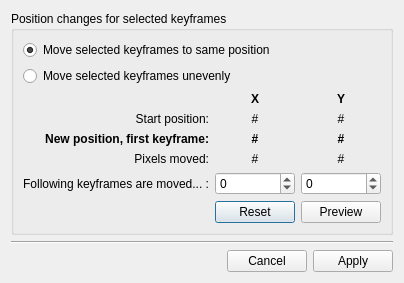
davidlamhauge/pencil, file app/ui/positiontransformdialog.ui: the form before one commit.
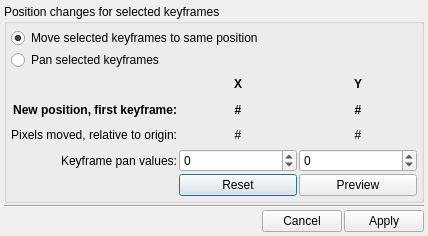
The form after the commit.

Commit message: Removed Start Position from Ui

The edit to the form file:
```diff
--- a/app/ui/positiontransformdialog.ui
+++ b/app/ui/positiontransformdialog.ui
@@ -6,20 +6,50 @@
    <rect>
     <x>0</x>
     <y>0</y>
-    <width>400</width>
-    <height>271</height>
+    <width>428</width>
+    <height>236</height>
    </rect>
   </property>
   <property name="windowTitle">
    <string>Position transform frame(-s)</string>
   </property>
   <layout class="QVBoxLayout" name="verticalLayout_2">
+   <property name="spacing">
+    <number>2</number>
+   </property>
+   <property name="leftMargin">
+    <number>4</number>
+   </property>
+   <property name="topMargin">
+    <number>4</number>
+   </property>
+   <property name="rightMargin">
+    <number>4</number>
+   </property>
+   <property name="bottomMargin">
+    <number>4</number>
+   </property>
    <item>
     <widget class="QGroupBox" name="groupBox">
      <property name="title">
       <string>Position changes for selected keyframes</string>
      </property>
      <layout class="QVBoxLayout" name="verticalLayout">
+      <property name="spacing">
+       <number>2</number>
+      </property>
+      <property name="leftMargin">
+       <number>4</number>
+      </property>
+      <property name="topMargin">
+       <number>4</number>
+      </property>
+      <property name="rightMargin">
+       <number>4</number>
+      </property>
+      <property name="bottomMargin">
+       <number>4</number>
+      </property>
       <item>
        <widget class="QRadioButton" name="rbEvenlyPosition">
         <property name="text">
@@ -33,165 +63,13 @@
       <item>
        <widget class="QRadioButton" name="rbUnevenlyPosition">
         <property name="text">
-         <string>Move selected keyframes unevenly</string>
+         <string>Pan selected keyframes</string>
         </property>
        </widget>
       </item>
       <item>
        <layout class="QGridLayout" name="gridLayout">
-        <item row="0" column="1">
-         <widget class="QLabel" name="labX">
-          <property name="font">
-           <font>
-            <weight>75</weight>
-            <bold>true</bold>
-           </font>
-          </property>
-          <property name="text">
-           <string>X</string>
-          </property>
-          <property name="alignment">
-           <set>Qt::AlignCenter</set>
-          </property>
-         </widget>
-        </item>
-        <item row="0" column="2">
-         <widget class="QLabel" name="labY">
-          <property name="font">
-           <font>
-            <weight>75</weight>
-            <bold>true</bold>
-           </font>
-          </property>
-          <property name="text">
-           <string>Y</string>
-          </property>
-          <property name="alignment">
-           <set>Qt::AlignCenter</set>
-          </property>
-         </widget>
-        </item>
-        <item row="1" column="0">
-         <widget class="QLabel" name="labStart">
-          <property name="font">
-           <font>
-            <weight>50</weight>
-            <bold>false</bold>
-           </font>
-          </property>
-          <property name="text">
-           <string>Start position:</string>
-          </property>
-          <property name="alignment">
-           <set>Qt::AlignRight|Qt::AlignTrailing|Qt::AlignVCenter</set>
-          </property>
-         </widget>
-        </item>
-        <item row="1" column="1">
-         <widget class="QLabel" name="labStartX">
-          <property name="text">
-           <string>#</string>
-          </property>
-          <property name="alignment">
-           <set>Qt::AlignCenter</set>
-          </property>
-         </widget>
-        </item>
-        <item row="1" column="2">
-         <widget class="QLabel" name="labStartY">
-          <property name="text">
-           <string>#</string>
-          </property>
-          <property name="alignment">
-           <set>Qt::AlignCenter</set>
-          </property>
-         </widget>
-        </item>
-        <item row="2" column="0">
-         <widget class="QLabel" name="labNewPos">
-          <property name="font">
-           <font>
-            <weight>75</weight>
-            <bold>true</bold>
-           </font>
-          </property>
-          <property name="text">
-           <string>New position, first keyframe:</string>
-          </property>
-          <property name="alignment">
-           <set>Qt::AlignRight|Qt::AlignTrailing|Qt::AlignVCenter</set>
-          </property>
-         </widget>
-        </item>
-        <item row="3" column="0">
-         <widget class="QLabel" name="labDiff">
-          <property name="font">
-           <font>
-            <weight>50</weight>
-            <bold>false</bold>
-           </font>
-          </property>
-          <property name="text">
-           <string>Pixels moved:</string>
-          </property>
-          <property name="alignment">
-           <set>Qt::AlignRight|Qt::AlignTrailing|Qt::AlignVCenter</set>
-          </property>
-         </widget>
-        </item>
-        <item row="3" column="1">
-         <widget class="QLabel" name="labDiffX">
-          <property name="font">
-           <font>
-            <weight>50</weight>
-            <bold>false</bold>
-           </font>
-          </property>
-          <property name="text">
-           <string>#</string>
-          </property>
-          <property name="alignment">
-           <set>Qt::AlignCenter</set>
-          </property>
-         </widget>
-        </item>
         <item row="3" column="2">
-         <widget class="QLabel" name="labDiffY">
-          <property name="font">
-           <font>
-            <weight>50</weight>
-            <bold>false</bold>
-           </font>
-          </property>
-          <property name="text">
-           <string>#</string>
-          </property>
-          <property name="alignment">
-           <set>Qt::AlignCenter</set>
-          </property>
-         </widget>
-        </item>
-        <item row="4" column="0">
-         <widget class="QLabel" name="labMoveParams">
-          <property name="text">
-           <string>Following keyframes are moved... :</string>
-          </property>
-          <property name="alignment">
-           <set>Qt::AlignRight|Qt::AlignTrailing|Qt::AlignVCenter</set>
-          </property>
-         </widget>
-        </item>
-        <item row="4" column="1">
-         <widget class="QSpinBox" name="sbXMove">
-          <property name="minimum">
-           <number>-9999</number>
-          </property>
-          <property name="maximum">
-           <number>9999</number>
-          </property>
-         </widget>
-        </item>
-        <item row="4" column="2">
          <widget class="QSpinBox" name="sbYMove">
           <property name="minimum">
            <number>-9999</number>
@@ -201,22 +79,48 @@
           </property>
          </widget>
         </item>
-        <item row="5" column="1">
+        <item row="4" column="1">
          <widget class="QPushButton" name="btnReset">
           <property name="text">
            <string>Reset</string>
           </property>
          </widget>
         </item>
-        <item row="5" column="2">
+        <item row="2" column="1">
+         <widget class="QLabel" name="labDiffX">
+          <property name="font">
+           <font>
+            <weight>50</weight>
+            <bold>false</bold>
+           </font>
+          </property>
+          <property name="text">
+           <string>#</string>
+          </property>
+          <property name="alignment">
+           <set>Qt::AlignCenter</set>
+          </property>
+         </widget>
+        </item>
+        <item row="4" column="2">
          <widget class="QPushButton" name="btnPreview">
           <property name="text">
            <string>Preview</string>
           </property>
          </widget>
         </item>
-        <item row="2" column="1">
-         <widget class="QLabel" name="labNewX">
+        <item row="3" column="1">
+         <widget class="QSpinBox" name="sbXMove">
+          <property name="minimum">
+           <number>-9999</number>
+          </property>
+          <property name="maximum">
+           <number>9999</number>
+          </property>
+         </widget>
+        </item>
+        <item row="1" column="0">
+         <widget class="QLabel" name="labNewPos">
           <property name="font">
            <font>
             <weight>75</weight>
@@ -224,7 +128,39 @@
            </font>
           </property>
           <property name="text">
-           <string>#</string>
+           <string>New position, first keyframe:</string>
+          </property>
+          <property name="alignment">
+           <set>Qt::AlignRight|Qt::AlignTrailing|Qt::AlignVCenter</set>
+          </property>
+         </widget>
+        </item>
+        <item row="0" column="2">
+         <widget class="QLabel" name="labY">
+          <property name="font">
+           <font>
+            <weight>75</weight>
+            <bold>true</bold>
+           </font>
+          </property>
+          <property name="text">
+           <string>Y</string>
+          </property>
+          <property name="alignment">
+           <set>Qt::AlignCenter</set>
+          </property>
+         </widget>
+        </item>
+        <item row="0" column="1">
+         <widget class="QLabel" name="labX">
+          <property name="font">
+           <font>
+            <weight>75</weight>
+            <bold>true</bold>
+           </font>
+          </property>
+          <property name="text">
+           <string>X</string>
           </property>
           <property name="alignment">
            <set>Qt::AlignCenter</set>
@@ -232,6 +168,64 @@
          </widget>
         </item>
         <item row="2" column="2">
+         <widget class="QLabel" name="labDiffY">
+          <property name="font">
+           <font>
+            <weight>50</weight>
+            <bold>false</bold>
+           </font>
+          </property>
+          <property name="text">
+           <string>#</string>
+          </property>
+          <property name="alignment">
+           <set>Qt::AlignCenter</set>
+          </property>
+         </widget>
+        </item>
+        <item row="3" column="0">
+         <widget class="QLabel" name="labMoveParams">
+          <property name="text">
+           <string>Keyframe pan values:</string>
+          </property>
+          <property name="alignment">
+           <set>Qt::AlignRight|Qt::AlignTrailing|Qt::AlignVCenter</set>
+          </property>
+         </widget>
+        </item>
+        <item row="2" column="0">
+         <widget class="QLabel" name="labDiff">
+          <property name="font">
+           <font>
+            <weight>50</weight>
+            <bold>false</bold>
+           </font>
+          </property>
+          <property name="text">
+           <string>Pixels moved, relative to origin:</string>
+          </property>
+          <property name="alignment">
+           <set>Qt::AlignRight|Qt::AlignTrailing|Qt::AlignVCenter</set>
+          </property>
+         </widget>
+        </item>
+        <item row="1" column="1">
+         <widget class="QLabel" name="labNewX">
+          <property name="font">
+           <font>
+            <weight>75</weight>
+            <bold>true</bold>
+           </font>
+          </property>
+          <property name="text">
+           <string>#</string>
+          </property>
+          <property name="alignment">
+           <set>Qt::AlignCenter</set>
+          </property>
+         </widget>
+        </item>
+        <item row="1" column="2">
          <widget class="QLabel" name="labNewY">
           <property name="font">
            <font>
```
The commit also changes 1 other file.
